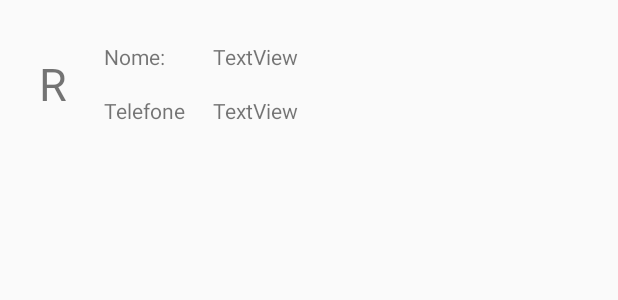
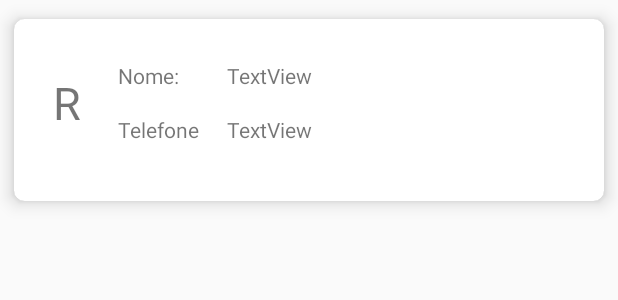
Before and after one commit to rodrigobentorodrigues/business-manager, an Android app: the layout valores_usuario.xml on its own in the app's theme, with its tools: preview values and no code run, on a phone screen of 412 x 824 dp. Shown: the top 300 px of the screen. Run offline under Robolectric (Android 15) with nearby library versions, the phone set to English and light mode, and no system bars.

Commit message:
CardView adicionado a lista de usuarios, atividades e duvidas

```diff
--- a/app/build.gradle
+++ b/app/build.gradle
@@ -20,11 +20,12 @@ android {
 
 dependencies {
     implementation fileTree(dir: 'libs', include: ['*.jar'])
-    implementation 'com.android.support:appcompat-v7:27.1.1'
+    implementation 'com.android.support:appcompat-v7:27.0.+'
     implementation 'com.android.support.constraint:constraint-layout:1.1.0'
     testImplementation 'junit:junit:4.12'
     androidTestImplementation 'com.android.support.test:runner:1.0.2'
     androidTestImplementation 'com.android.support.test.espresso:espresso-core:3.0.2'
     implementation 'com.squareup.retrofit2:converter-gson:2.1.0'
     implementation 'br.com.jansenfelipe:androidmask:1.0.1'
+    implementation 'com.android.support:cardview-v7:27.0.+'
 }
--- a/app/src/main/res/layout/valores_usuario.xml
+++ b/app/src/main/res/layout/valores_usuario.xml
@@ -1,7 +1,16 @@
 <?xml version="1.0" encoding="utf-8"?>
+<android.support.v7.widget.CardView
+    xmlns:android="http://schemas.android.com/apk/res/android"
+    xmlns:card_view="http://schemas.android.com/apk/res-auto"
+    xmlns:tools="http://schemas.android.com/tools"
+    android:id="@+id/card"
+    android:layout_width="match_parent"
+    android:layout_height="wrap_content"
+    card_view:cardCornerRadius="7dp"
+    card_view:cardElevation="7dp"
+    card_view:cardUseCompatPadding="true">
+
     <RelativeLayout
-    xmlns:android="http://schemas.android.com/apk/res/android"
-    xmlns:tools="http://schemas.android.com/tools"
         android:layout_width="match_parent"
         android:layout_height="match_parent">
 
@@ -9,66 +18,70 @@
             android:id="@+id/valorInicial"
             android:layout_width="36dp"
             android:layout_height="55dp"
+            android:layout_alignParentLeft="true"
             android:layout_alignParentStart="true"
             android:layout_alignParentTop="true"
+            android:layout_marginLeft="17dp"
             android:layout_marginStart="17dp"
             android:layout_marginTop="28dp"
             android:gravity="center"
             android:text="R"
             android:textSize="30sp"
             tools:layout_editor_absoluteX="26dp"
-        tools:layout_editor_absoluteY="27dp"
-        android:layout_alignParentLeft="true"
-        android:layout_marginLeft="17dp" />
+            tools:layout_editor_absoluteY="27dp" />
 
         <TextView
             android:id="@+id/textView42"
             android:layout_width="wrap_content"
             android:layout_height="wrap_content"
+            android:layout_alignParentLeft="true"
             android:layout_alignParentStart="true"
             android:layout_alignTop="@+id/valorInicial"
+            android:layout_marginLeft="69dp"
             android:layout_marginStart="69dp"
-        android:text="Nome: "
-        android:layout_marginLeft="69dp"
-        android:layout_alignParentLeft="true" />
+            android:text="Nome: " />
 
         <TextView
             android:id="@+id/textView43"
             android:layout_width="wrap_content"
             android:layout_height="wrap_content"
             android:layout_alignBottom="@+id/valorInicial"
+            android:layout_alignLeft="@+id/textView42"
             android:layout_alignStart="@+id/textView42"
-        android:text="Telefone"
-        android:layout_alignLeft="@+id/textView42" />
+            android:text="Telefone" />
 
         <TextView
             android:id="@+id/valorNome"
             android:layout_width="wrap_content"
             android:layout_height="wrap_content"
+            android:layout_alignParentLeft="true"
             android:layout_alignParentStart="true"
             android:layout_alignTop="@+id/valorInicial"
+            android:layout_marginLeft="142dp"
             android:layout_marginStart="142dp"
-        android:text="TextView"
-        android:layout_alignParentLeft="true"
-        android:layout_marginLeft="142dp" />
+            android:text="TextView" />
 
         <TextView
             android:id="@+id/valorNumero"
             android:layout_width="wrap_content"
             android:layout_height="wrap_content"
             android:layout_alignBottom="@+id/valorInicial"
+            android:layout_alignLeft="@+id/valorNome"
             android:layout_alignStart="@+id/valorNome"
-        android:text="TextView"
-        android:layout_alignLeft="@+id/valorNome" />
+            android:text="TextView" />
 
         <Space
             android:layout_width="match_parent"
             android:layout_height="13dp"
+            android:layout_alignLeft="@+id/valorInicial"
             android:layout_alignParentTop="true"
             android:layout_alignStart="@+id/valorInicial"
+            android:layout_marginLeft="-35dp"
             android:layout_marginStart="-35dp"
-        android:layout_marginTop="108dp"
-        android:layout_alignLeft="@+id/valorInicial"
-        android:layout_marginLeft="-35dp" />
+            android:layout_marginTop="108dp" />
 
     </RelativeLayout>
+
+
+
+</android.support.v7.widget.CardView>
```
Also changed, not shown: app/src/main/res/layout/valores_duvida.xml (+13 -0 lines), app/src/main/res/layout/valores_tarefa.xml (+20 -14 lines). Lines whose indentation alone changed are shown as unchanged.
